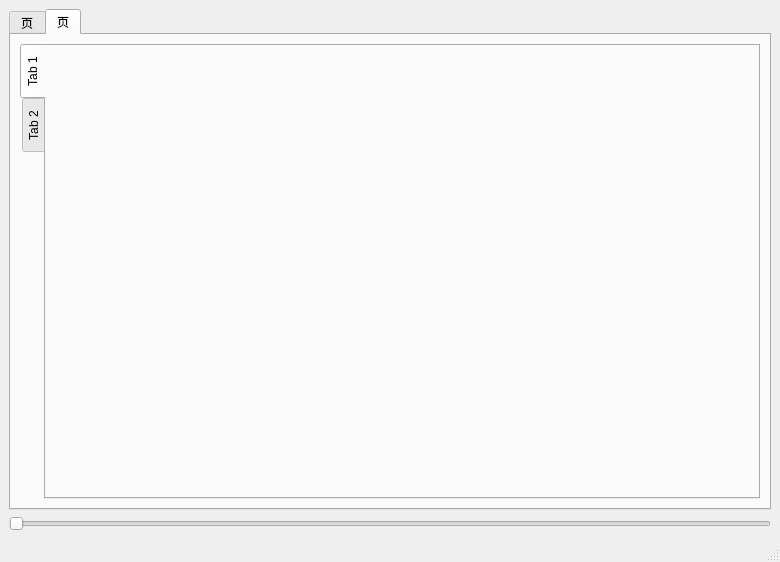
AbelTian/LibQQt, file examples/qqtprintsupportexample/mainwindow.ui: the form before one commit.
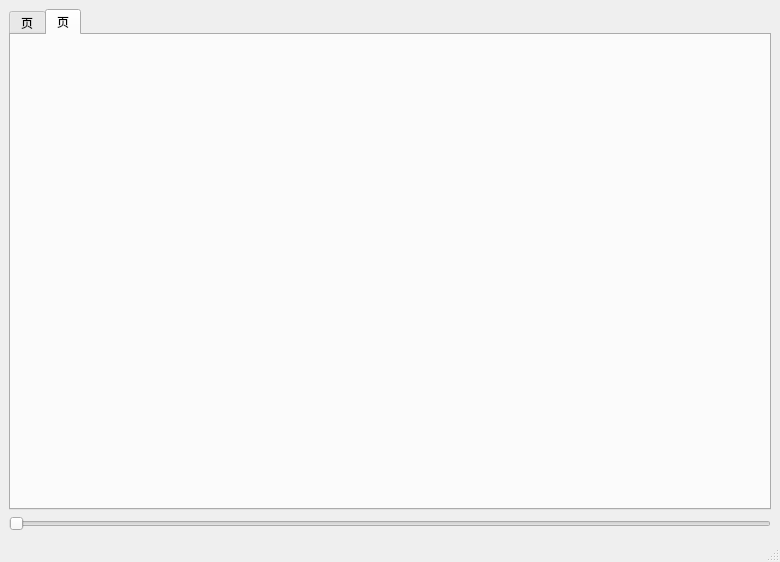
The form after the commit. Custom widgets are drawn as their Qt base class.

Commit message: update qqttabbar add a horizontal text effect

What changed in the file:
```diff
--- a/examples/qqtprintsupportexample/mainwindow.ui
+++ b/examples/qqtprintsupportexample/mainwindow.ui
@@ -34,25 +34,7 @@
        <attribute name="title">
         <string>页</string>
        </attribute>
-       <layout class="QHBoxLayout" name="horizontalLayout_2">
-        <item>
-         <widget class="QQtPictureEffectTabWidget" name="tw0">
-          <property name="tabPosition">
-           <enum>QTabWidget::West</enum>
-          </property>
-          <widget class="QWidget" name="tab_2">
-           <attribute name="title">
-            <string>Tab 1</string>
-           </attribute>
-          </widget>
-          <widget class="QWidget" name="tab_3">
-           <attribute name="title">
-            <string>Tab 2</string>
-           </attribute>
-          </widget>
-         </widget>
-        </item>
-       </layout>
+       <layout class="QHBoxLayout" name="horizontalLayout_2"/>
       </widget>
      </widget>
     </item>
@@ -84,12 +66,6 @@
    <header location="global">qcustomplot.h</header>
    <container>1</container>
   </customwidget>
-  <customwidget>
-   <class>QQtPictureEffectTabWidget</class>
-   <extends>QTabWidget</extends>
-   <header location="global">qqtpictureeffecttabwidget.h</header>
-   <container>1</container>
-  </customwidget>
  </customwidgets>
  <resources/>
  <connections/>
```
Left out of the diff: 2 changed lines with no effect on the pictures. The commit also changes 32 other files.
